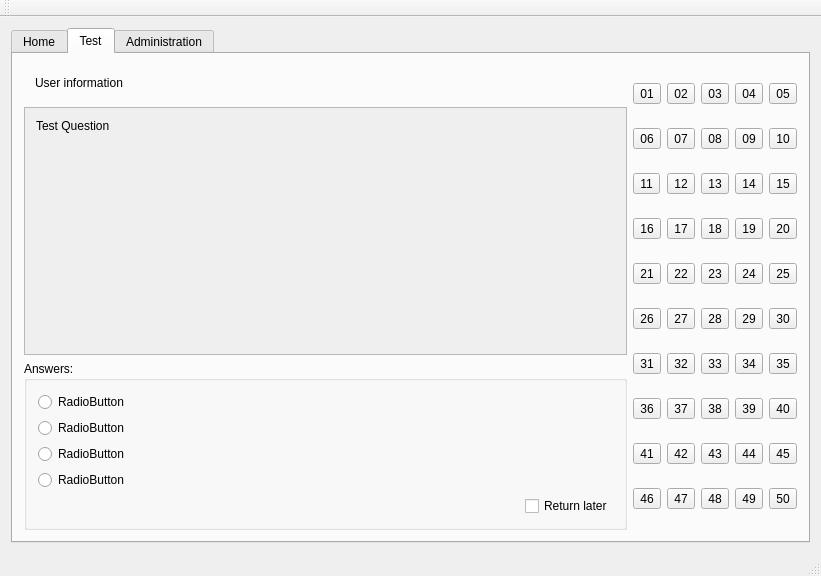
LibertaSoft/QTester, file mainwindow.ui: the form before one commit.
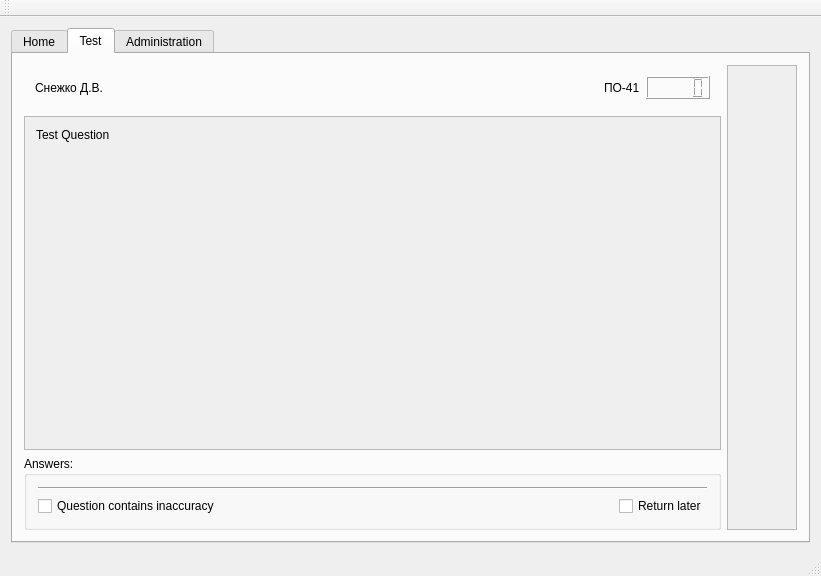
The form after the commit. The open tabs and pages were chosen to show the change.

Commit message: xml specification and interface

```diff
--- a/mainwindow.ui
+++ b/mainwindow.ui
@@ -92,11 +92,31 @@
            <widget class="QWidget" name="widget" native="true">
             <layout class="QVBoxLayout" name="verticalLayout_5">
              <item>
-              <widget class="QLabel" name="label">
-               <property name="text">
-                <string>User information</string>
-               </property>
-              </widget>
+              <layout class="QHBoxLayout" name="horizontalLayout_6">
+               <item>
+                <widget class="QLabel" name="Label_userName">
+                 <property name="sizePolicy">
+                  <sizepolicy hsizetype="Expanding" vsizetype="Preferred">
+                   <horstretch>0</horstretch>
+                   <verstretch>0</verstretch>
+                  </sizepolicy>
+                 </property>
+                 <property name="text">
+                  <string>Снежко Д.В.</string>
+                 </property>
+                </widget>
+               </item>
+               <item>
+                <widget class="QLabel" name="Label_userGroup">
+                 <property name="text">
+                  <string>ПО-41</string>
+                 </property>
+                </widget>
+               </item>
+               <item>
+                <widget class="QLCDNumber" name="lcdNumber"/>
+               </item>
+              </layout>
              </item>
             </layout>
            </widget>
@@ -111,8 +131,8 @@
               <rect>
                <x>0</x>
                <y>0</y>
-               <width>575</width>
-               <height>188</height>
+               <width>693</width>
+               <height>297</height>
               </rect>
              </property>
              <layout class="QVBoxLayout" name="verticalLayout_3">
@@ -140,39 +160,24 @@
             </property>
             <layout class="QVBoxLayout" name="verticalLayout_2">
              <item>
-              <layout class="QVBoxLayout" name="VLay_Answers">
-               <item>
-                <widget class="QRadioButton" name="radioButton">
-                 <property name="text">
-                  <string>RadioButton</string>
-                 </property>
-                </widget>
-               </item>
-               <item>
-                <widget class="QRadioButton" name="radioButton_2">
-                 <property name="text">
-                  <string>RadioButton</string>
-                 </property>
-                </widget>
-               </item>
-               <item>
-                <widget class="QRadioButton" name="radioButton_3">
-                 <property name="text">
-                  <string>RadioButton</string>
-                 </property>
-                </widget>
-               </item>
-               <item>
-                <widget class="QRadioButton" name="radioButton_4">
-                 <property name="text">
-                  <string>RadioButton</string>
-                 </property>
-                </widget>
-               </item>
-              </layout>
+              <layout class="QVBoxLayout" name="VLay_Answers"/>
+             </item>
+             <item>
+              <widget class="Line" name="line">
+               <property name="orientation">
+                <enum>Qt::Horizontal</enum>
+               </property>
+              </widget>
              </item>
              <item>
               <layout class="QHBoxLayout" name="HLay_ReturnLater">
+               <item>
+                <widget class="QCheckBox" name="CheckBox_ErrorInQuestion">
+                 <property name="text">
+                  <string>Question contains inaccuracy</string>
+                 </property>
+                </widget>
+               </item>
                <item>
                 <spacer name="HSpacer_ReturnLater">
                  <property name="orientation">
@@ -204,358 +209,28 @@
          </layout>
         </item>
         <item>
-         <layout class="QGridLayout" name="gridLayout">
-          <item row="5" column="4">
-           <widget class="QToolButton" name="toolButton_24">
-            <property name="text">
-             <string>30</string>
-            </property>
-           </widget>
-          </item>
-          <item row="7" column="4">
-           <widget class="QToolButton" name="toolButton_32">
-            <property name="text">
-             <string>40</string>
-            </property>
-           </widget>
-          </item>
-          <item row="0" column="3">
-           <widget class="QToolButton" name="toolButton">
-            <property name="text">
-             <string>04</string>
-            </property>
-           </widget>
-          </item>
-          <item row="2" column="4">
-           <widget class="QToolButton" name="toolButton_12">
-            <property name="text">
-             <string>15</string>
-            </property>
-           </widget>
-          </item>
-          <item row="3" column="3">
-           <widget class="QToolButton" name="toolButton_15">
-            <property name="text">
-             <string>19</string>
-            </property>
-           </widget>
-          </item>
-          <item row="1" column="3">
-           <widget class="QToolButton" name="toolButton_7">
-            <property name="text">
-             <string>09</string>
-            </property>
-           </widget>
-          </item>
-          <item row="6" column="2">
-           <widget class="QToolButton" name="toolButton_26">
-            <property name="text">
-             <string>33</string>
-            </property>
-           </widget>
-          </item>
-          <item row="4" column="4">
-           <widget class="QToolButton" name="toolButton_20">
-            <property name="text">
-             <string>25</string>
-            </property>
-           </widget>
-          </item>
-          <item row="4" column="3">
-           <widget class="QToolButton" name="toolButton_19">
-            <property name="text">
-             <string>24</string>
-            </property>
-           </widget>
-          </item>
-          <item row="1" column="2">
-           <widget class="QToolButton" name="toolButton_6">
-            <property name="text">
-             <string>08</string>
-            </property>
-           </widget>
-          </item>
-          <item row="1" column="4">
-           <widget class="QToolButton" name="toolButton_8">
-            <property name="text">
-             <string>10</string>
-            </property>
-           </widget>
-          </item>
-          <item row="9" column="1">
-           <widget class="QToolButton" name="toolButton_37">
-            <property name="text">
-             <string>47</string>
-            </property>
-           </widget>
-          </item>
-          <item row="0" column="4">
-           <widget class="QToolButton" name="toolButton_2">
-            <property name="text">
-             <string>05</string>
-            </property>
-           </widget>
-          </item>
-          <item row="3" column="4">
-           <widget class="QToolButton" name="toolButton_16">
-            <property name="text">
-             <string>20</string>
-            </property>
-           </widget>
-          </item>
-          <item row="9" column="2">
-           <widget class="QToolButton" name="toolButton_38">
-            <property name="text">
-             <string>48</string>
-            </property>
-           </widget>
-          </item>
-          <item row="5" column="1">
-           <widget class="QToolButton" name="toolButton_21">
-            <property name="text">
-             <string>27</string>
-            </property>
-           </widget>
-          </item>
-          <item row="3" column="1">
-           <widget class="QToolButton" name="toolButton_14">
-            <property name="text">
-             <string>17</string>
-            </property>
-           </widget>
-          </item>
-          <item row="6" column="3">
-           <widget class="QToolButton" name="toolButton_27">
-            <property name="text">
-             <string>34</string>
-            </property>
-           </widget>
-          </item>
-          <item row="5" column="3">
-           <widget class="QToolButton" name="toolButton_23">
-            <property name="text">
-             <string>29</string>
-            </property>
-           </widget>
-          </item>
-          <item row="3" column="2">
-           <widget class="QToolButton" name="toolButton_13">
-            <property name="text">
-             <string>18</string>
-            </property>
-           </widget>
-          </item>
-          <item row="5" column="2">
-           <widget class="QToolButton" name="toolButton_22">
-            <property name="text">
-             <string>28</string>
-            </property>
-           </widget>
-          </item>
-          <item row="9" column="4">
-           <widget class="QToolButton" name="toolButton_40">
-            <property name="text">
-             <string>50</string>
-            </property>
-           </widget>
-          </item>
-          <item row="7" column="2">
-           <widget class="QToolButton" name="toolButton_30">
-            <property name="text">
-             <string>38</string>
-            </property>
-           </widget>
-          </item>
-          <item row="4" column="2">
-           <widget class="QToolButton" name="toolButton_18">
-            <property name="text">
-             <string>23</string>
-            </property>
-           </widget>
-          </item>
-          <item row="8" column="4">
-           <widget class="QToolButton" name="toolButton_36">
-            <property name="text">
-             <string>45</string>
-            </property>
-           </widget>
-          </item>
-          <item row="2" column="1">
-           <widget class="QToolButton" name="toolButton_10">
-            <property name="text">
-             <string>12</string>
-            </property>
-           </widget>
-          </item>
-          <item row="2" column="3">
-           <widget class="QToolButton" name="toolButton_11">
-            <property name="text">
-             <string>14</string>
-            </property>
-           </widget>
-          </item>
-          <item row="7" column="1">
-           <widget class="QToolButton" name="toolButton_29">
-            <property name="text">
-             <string>37</string>
-            </property>
-           </widget>
-          </item>
-          <item row="8" column="2">
-           <widget class="QToolButton" name="toolButton_34">
-            <property name="text">
-             <string>43</string>
-            </property>
-           </widget>
-          </item>
-          <item row="4" column="1">
-           <widget class="QToolButton" name="toolButton_17">
-            <property name="text">
-             <string>22</string>
-            </property>
-           </widget>
-          </item>
-          <item row="9" column="3">
-           <widget class="QToolButton" name="toolButton_39">
-            <property name="text">
-             <string>49</string>
-            </property>
-           </widget>
-          </item>
-          <item row="8" column="1">
-           <widget class="QToolButton" name="toolButton_33">
-            <property name="text">
-             <string>42</string>
-            </property>
-           </widget>
-          </item>
-          <item row="2" column="2">
-           <widget class="QToolButton" name="toolButton_9">
-            <property name="text">
-             <string>13</string>
-            </property>
-           </widget>
-          </item>
-          <item row="6" column="1">
-           <widget class="QToolButton" name="toolButton_25">
-            <property name="text">
-             <string>32</string>
-            </property>
-           </widget>
-          </item>
-          <item row="8" column="3">
-           <widget class="QToolButton" name="toolButton_35">
-            <property name="text">
-             <string>44</string>
-            </property>
-           </widget>
-          </item>
-          <item row="6" column="4">
-           <widget class="QToolButton" name="toolButton_28">
-            <property name="text">
-             <string>35</string>
-            </property>
-           </widget>
-          </item>
-          <item row="7" column="3">
-           <widget class="QToolButton" name="toolButton_31">
-            <property name="text">
-             <string>39</string>
-            </property>
-           </widget>
-          </item>
-          <item row="0" column="2">
-           <widget class="QToolButton" name="toolButton_3">
-            <property name="text">
-             <string>03</string>
-            </property>
-           </widget>
-          </item>
-          <item row="1" column="1">
-           <widget class="QToolButton" name="toolButton_5">
-            <property name="text">
-             <string>07</string>
-            </property>
-           </widget>
-          </item>
-          <item row="0" column="1">
-           <widget class="QToolButton" name="toolButton_4">
-            <property name="text">
-             <string>02</string>
-            </property>
-           </widget>
-          </item>
-          <item row="0" column="0">
-           <widget class="QToolButton" name="toolButton_41">
-            <property name="text">
-             <string>01</string>
-            </property>
-           </widget>
-          </item>
-          <item row="1" column="0">
-           <widget class="QToolButton" name="toolButton_42">
-            <property name="text">
-             <string>06</string>
-            </property>
-           </widget>
-          </item>
-          <item row="2" column="0">
-           <widget class="QToolButton" name="toolButton_43">
-            <property name="text">
-             <string>11</string>
-            </property>
-           </widget>
-          </item>
-          <item row="3" column="0">
-           <widget class="QToolButton" name="toolButton_44">
-            <property name="text">
-             <string>16</string>
-            </property>
-           </widget>
-          </item>
-          <item row="4" column="0">
-           <widget class="QToolButton" name="toolButton_45">
-            <property name="text">
-             <string>21</string>
-            </property>
-           </widget>
-          </item>
-          <item row="5" column="0">
-           <widget class="QToolButton" name="toolButton_46">
-            <property name="text">
-             <string>26</string>
-            </property>
-           </widget>
-          </item>
-          <item row="6" column="0">
-           <widget class="QToolButton" name="toolButton_47">
-            <property name="text">
-             <string>31</string>
-            </property>
-           </widget>
-          </item>
-          <item row="7" column="0">
-           <widget class="QToolButton" name="toolButton_48">
-            <property name="text">
-             <string>36</string>
-            </property>
-           </widget>
-          </item>
-          <item row="8" column="0">
-           <widget class="QToolButton" name="toolButton_49">
-            <property name="text">
-             <string>41</string>
-            </property>
-           </widget>
-          </item>
-          <item row="9" column="0">
-           <widget class="QToolButton" name="toolButton_50">
-            <property name="text">
-             <string>46</string>
-            </property>
-           </widget>
-          </item>
-         </layout>
+         <widget class="QScrollArea" name="ScrollArea_Questions">
+          <property name="sizePolicy">
+           <sizepolicy hsizetype="Preferred" vsizetype="Expanding">
+            <horstretch>0</horstretch>
+            <verstretch>0</verstretch>
+           </sizepolicy>
+          </property>
+          <property name="widgetResizable">
+           <bool>true</bool>
+          </property>
+          <widget class="QWidget" name="scrollAreaWidgetContents_3">
+           <property name="geometry">
+            <rect>
+             <x>0</x>
+             <y>0</y>
+             <width>76</width>
+             <height>435</height>
+            </rect>
+           </property>
+           <layout class="QGridLayout" name="gridLayout"/>
+          </widget>
+         </widget>
         </item>
        </layout>
       </widget>
```
Left out of the diff: 44 changed lines with no effect on the pictures. The commit also changes 3 other files.
